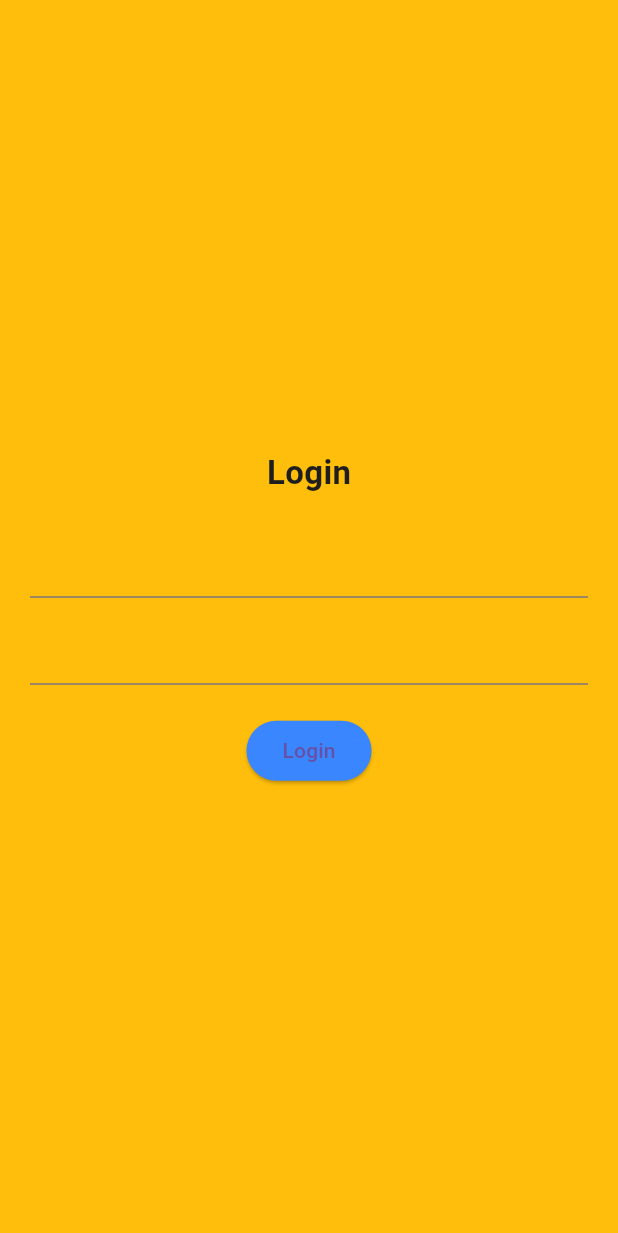
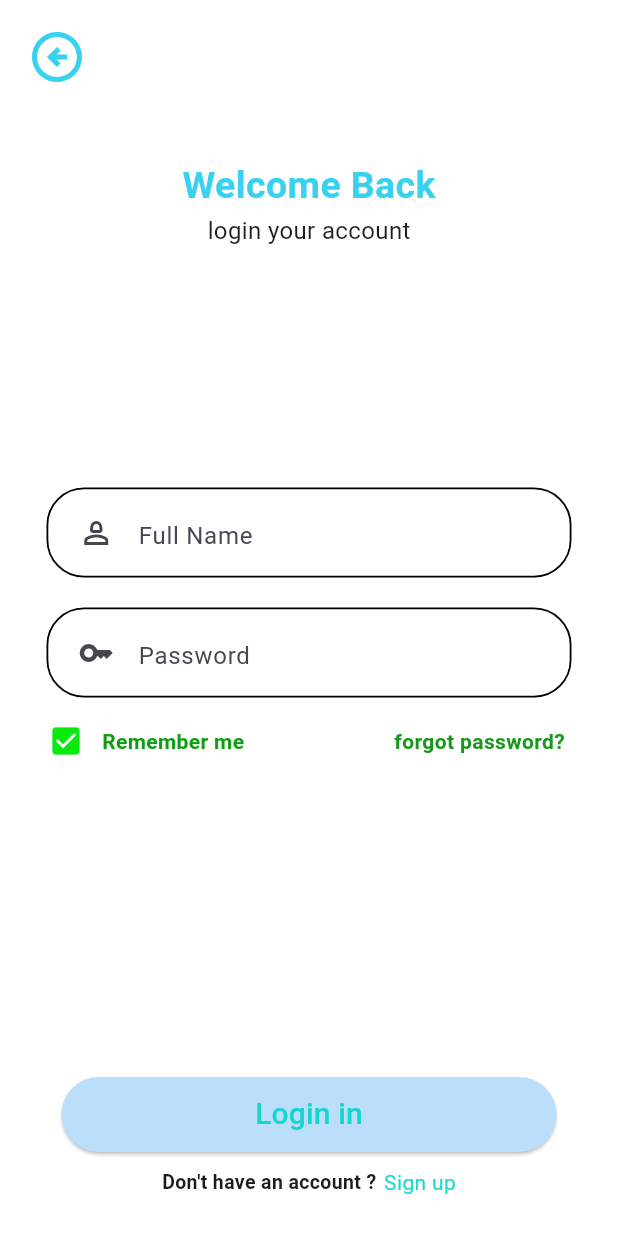
Before and after one commit to yornnonakh/e_commerces_app, a Flutter app: the screen it shows after launch, on a phone screen of 412 x 824 dp. Shown: the top 1233 px of the screen. Run offline on Flutter 3.47's test engine with Material 3 defaults, Android fonts, the phone set to English and light mode, and no system bars; our stand-ins replace get; Roboto replaces fonts that are missing (Poppins).

Commit message:
12/03/26

```diff
--- a/lib/modules/auth/screen/login.dart
+++ b/lib/modules/auth/screen/login.dart
@@ -14,30 +14,141 @@ class LoginScreen extends StatelessWidget {
   @override
   Widget build(BuildContext context) {
     return Scaffold(
-      backgroundColor: AppColors.secondary,
-      body: Padding(
-        padding:  EdgeInsets.all(20),
+      backgroundColor: Colors.white,
+      appBar: AppBar(
+        backgroundColor: Colors.white,
+        leading: Padding(
+          padding: const EdgeInsets.all(10.0),
+          child: IconButton(
+            onPressed: () {},
+            icon: Icon(
+              Icons.arrow_circle_left_outlined,
+              size: 40,
+              color: const Color.fromARGB(235, 39, 206, 239),
+            ),
+          ),
+        ),
+      ),
+      body: Center(
         child: Column(
-          mainAxisAlignment: MainAxisAlignment.center,
           children: [
-            Text("Login", style: AppTextStyle.heading),
-             SizedBox(height: 20),
-            TextField(controller: emailController),
-             SizedBox(height: 10),
-            TextField(controller: passController),
-             SizedBox(height: 20),
-            Obx(
-              () => ElevatedButton(
-                style: ElevatedButton.styleFrom(
-                  backgroundColor: AppColors.primary,
+            Padding(
+              padding: const EdgeInsets.only(top: 50),
+              child: Text(
+                "Welcome Back",
+                style: TextStyle(
+                  color: const Color.fromARGB(235, 39, 206, 239),
+                  fontSize: 25,
+                  fontWeight: FontWeight.w600,
+                  fontFamily: AppTextStyle.heading.fontFamily,
                 ),
-                onPressed: () {
-                  controller.login(emailController.text, passController.text);
-                },
-                child: controller.isLoading.value
-                    ?  CircularProgressIndicator(color: Colors.white)
-                    :  Text("Login"),
               ),
+            ),
+            Text("login your account", style: AppTextStyle.body),
+            SizedBox(height: 160),
+            Container(
+              width: 350,
+              height: 60,
+              decoration: BoxDecoration(
+                borderRadius: BorderRadius.circular(25),
+                color: Colors.white,
+                border: Border.all(width: 1.2),
+              ),
+              child: Padding(
+                padding: const EdgeInsets.all(8.0),
+                child: TextField(
+                  decoration: InputDecoration(
+                    prefixIcon: Icon(Icons.person_2_outlined),
+                    hintText: "Full Name",
+                    border: InputBorder.none,
+                  ),
+                ),
+              ),
+            ),
+            SizedBox(height: 20),
+            Container(
+              width: 350,
+              height: 60,
+              decoration: BoxDecoration(
+                borderRadius: BorderRadius.circular(25),
+                color: Colors.white,
+                border: Border.all(width: 1.2),
+              ),
+              child: Padding(
+                padding: const EdgeInsets.all(8.0),
+                child: TextField(
+                  decoration: InputDecoration(
+                    prefixIcon: Icon(Icons.key),
+                    hintText: "Password",
+                    border: InputBorder.none,
+                  ),
+                ),
+              ),
+            ),
+            Padding(
+              padding: const EdgeInsets.only(top: 5),
+              child: Row(
+                children: [
+                  SizedBox(width: 20),
+                  Column(
+                    children: [
+                      IconButton(
+                        onPressed: () {},
+                        icon: Icon(
+                          Icons.check_box,
+                          color: const Color.fromARGB(255, 6, 234, 13),
+                        ),
+                      ),
+                    ],
+                  ),
+                  Text(
+                    "Remember me",
+                    style: TextStyle(
+                      color: const Color.fromARGB(255, 15, 158, 19),
+                      fontWeight: FontWeight.bold,
+                    ),
+                  ),
+                  SizedBox(width: 100),
+                  Column(
+                    children: [
+                      Text(
+                        'forgot password?',
+                        style: TextStyle(
+                          color: const Color.fromARGB(255, 23, 152, 27),
+                          fontWeight: FontWeight.bold,
+                        ),
+                      ),
+                    ],
+                  ),
+                ],
+              ),
+            ),
+            SizedBox(height: 200),
+            ElevatedButton(
+              style: ElevatedButton.styleFrom(
+                backgroundColor: Colors.blue[100],
+                foregroundColor: const Color.fromARGB(232, 5, 213, 203),
+                fixedSize: Size(330, 50),
+              ),
+              onPressed: () {},
+              child: Text("Login in", style: TextStyle(fontSize: 20)),
+            ),
+            SizedBox(height: 10),
+            Row(
+              mainAxisAlignment: MainAxisAlignment.center,
+              children: [
+                Text(
+                  "Don't have an account ?",
+                  style: TextStyle(fontWeight: FontWeight.bold, fontSize: 13),
+                ),
+                SizedBox(width: 5),
+                Text(
+                  'Sign up',
+                  style: TextStyle(
+                    color: const Color.fromARGB(232, 5, 213, 203),
+                  ),
+                ),
+              ],
             ),
           ],
         ),
```
